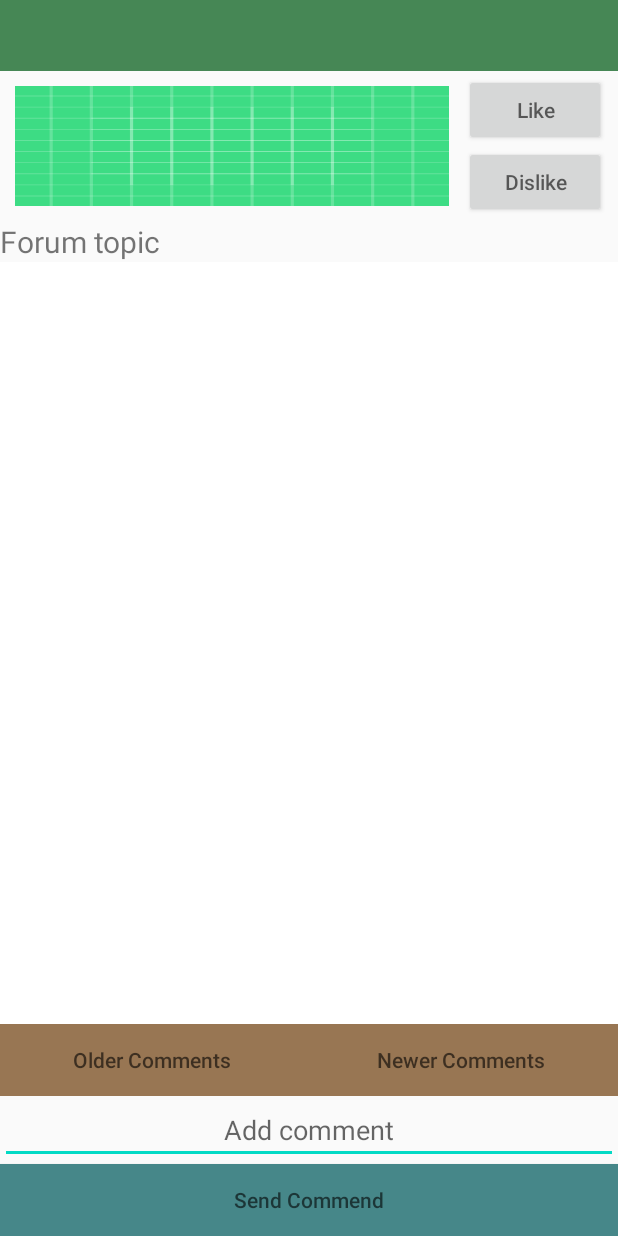
After one commit to CSE343-NEFIZZO/project, an Android app: the InnerForumActivity screen opened directly, with no data from a screen before it, on a phone screen of 412 x 824 dp. The commit adds this screen. Run offline under Robolectric (Android 15) with nearby library versions, the phone set to English and light mode, and no system bars; our stand-ins replace Firebase (no records; nobody signed in at launch, a user with empty details on screens opened directly); 3 statements that could not run were skipped.

Commit message:
complete forum

```diff
--- a/app/src/main/AndroidManifest.xml
+++ b/app/src/main/AndroidManifest.xml
@@ -9,7 +9,8 @@
         android:roundIcon="@mipmap/ic_launcher_round"
         android:supportsRtl="true"
         android:theme="@style/AppTheme">
-        <activity android:name=".AddForum"></activity>
+        <activity android:name=".InnerForumActivity"></activity>
+        <activity android:name=".AddForum" />
         <activity android:name=".OuterForumActivity" />
         <activity android:name=".Profile" />
         <activity android:name=".SignActivity" />
--- /dev/null
+++ b/app/src/main/java/com/example/nefizzo/InnerForumActivity.java
@@ -0,0 +1,164 @@
+package com.example.nefizzo;
+
+import androidx.annotation.NonNull;
+import androidx.annotation.Nullable;
+import androidx.appcompat.app.AppCompatActivity;
+
+import android.content.Intent;
+import android.os.Bundle;
+import android.util.Log;
+import android.view.View;
+import android.widget.Button;
+import android.widget.EditText;
+import android.widget.ImageView;
+import android.widget.ListView;
+import android.widget.TextView;
+import android.widget.Toast;
+
+import com.google.firebase.database.ChildEventListener;
+import com.google.firebase.database.DataSnapshot;
+import com.google.firebase.database.DatabaseError;
+import com.google.firebase.database.DatabaseReference;
+import com.google.firebase.database.FirebaseDatabase;
+import com.google.firebase.database.ValueEventListener;
+
+import java.util.ArrayList;
+import java.util.List;
+
+public class InnerForumActivity extends AppCompatActivity {
+    static List<InnerForumModel> list;
+    InnerForumAdapter adp;
+
+    ListView listView;
+    Button sendButton, prevPageButton, nextPageButton, likeButton, dislikeButton;
+    ImageView forumImage;
+    TextView caption, title;
+    String forumTitle, username, comment;
+    DatabaseReference forumRef;
+    EditText commentEdtTxt;
+
+    static List<String> names = new ArrayList<>();
+    static List<String> comments = new ArrayList<>();
+
+    @Override
+    protected void onCreate(Bundle savedInstanceState) {
+        super.onCreate(savedInstanceState);
+        setContentView(R.layout.activity_inner_forum);
+        define();
+        getValue();
+        setValue();
+        fillList();
+
+        click();
+
+    }
+
+
+
+    private void setValue() {
+        forumRef = FirebaseDatabase.getInstance().getReference("Forums/" + forumTitle);
+        forumRef.child("caption").addValueEventListener(new ValueEventListener() {
+            @Override
+            public void onDataChange(@NonNull DataSnapshot snapshot) {
+                caption.setText(snapshot.getValue().toString());
+            }
+
+            @Override
+            public void onCancelled(@NonNull DatabaseError error) {
+
+            }
+        });
+    }
+
+    private void click() {
+        sendButton.setOnClickListener(new View.OnClickListener() {
+            @Override
+            public void onClick(View v) {
+                comment = commentEdtTxt.getText().toString();
+                if (!comment.isEmpty()) {
+                    Toast.makeText(getApplicationContext(), "Comment sent.", Toast.LENGTH_LONG).show();
+                    forumRef = FirebaseDatabase.getInstance().getReference("Forums/" + forumTitle + "/comments");
+                    InnerForumModel temp = new InnerForumModel(username, comment);
+                    forumRef.child(comment).setValue(temp);
+                    commentEdtTxt.setText("");
+                    //////////////////////////devam edilecek
+                }
+                if (comment.equals("")) {
+                    Toast.makeText(getApplicationContext(), "Empty comment is not valid.", Toast.LENGTH_LONG).show();
+                }
+
+
+            }
+        });
+
+        likeButton.setOnClickListener(new View.OnClickListener() {
+            @Override
+            public void onClick(View v) {
+                Toast.makeText(getApplicationContext(), "clicked like", Toast.LENGTH_LONG).show();
+            }
+        });
+
+        dislikeButton.setOnClickListener(new View.OnClickListener() {
+            @Override
+            public void onClick(View v) {
+                Toast.makeText(getApplicationContext(), "clicked dislike", Toast.LENGTH_LONG).show();
+            }
+        });
+
+    }
+
+    private void fillList() {
+        list = new ArrayList<InnerForumModel>();
+        list.clear();
+    //    names.clear();
+    //    comments.clear();   // düzeltilecek - 2 tane yazdırıyor
+
+        forumRef = FirebaseDatabase.getInstance().getReference("Forums").child(forumTitle).child("comments");
+        forumRef.addValueEventListener(new ValueEventListener() {
+            @Override
+            public void onDataChange(@NonNull DataSnapshot snapshot) {
+                for (DataSnapshot ds : snapshot.getChildren()) {
+                    String cmnt = ds.child("comment").getValue().toString();
+                    String name = ds.child("name").getValue().toString();
+
+                    names.add(name);
+                    comments.add(cmnt);
+                }
+            }
+
+            @Override
+            public void onCancelled(@NonNull DatabaseError error) {
+
+            }
+        });
+        for(int i=0; i<names.size();++i){
+            list.add(new InnerForumModel(names.get(i),comments.get(i)));
+        }
+        Log.i("asd", String.valueOf(list.size()));
+        adp = new InnerForumAdapter(list, InnerForumActivity.this);
+        adp.notifyDataSetChanged();
+        listView.setAdapter(adp);
+
+    }
+
+    private void define() {
+        listView = (ListView) findViewById(R.id.forumList);
+        sendButton = (Button) findViewById(R.id.sendButton);
+        prevPageButton = (Button) findViewById(R.id.prevPageButton);
+        nextPageButton = (Button) findViewById(R.id.nextPageButton);
+        likeButton = (Button) findViewById(R.id.likeButton);
+        dislikeButton = (Button) findViewById(R.id.dislikeButton);
+        forumImage = (ImageView) findViewById(R.id.forumImage);
+        caption = (TextView) findViewById(R.id.caption);
+        title = (TextView) findViewById(R.id.forumTitle);
+        commentEdtTxt = (EditText) findViewById(R.id.comment);
+    }
+
+    private void getValue() {
+        Bundle intent = getIntent().getExtras();
+        username = intent.getString("userName");
+        forumTitle = intent.getString("forumTitle");
+        title.setText(forumTitle);
+    }
+
+}
--- /dev/null
+++ b/app/src/main/java/com/example/nefizzo/InnerForumAdapter.java
@@ -0,0 +1,45 @@
+package com.example.nefizzo;
+
+import android.content.Context;
+import android.view.LayoutInflater;
+import android.view.View;
+import android.view.ViewGroup;
+import android.widget.BaseAdapter;
+import android.widget.TextView;
+
+import java.util.List;
+
+public class InnerForumAdapter extends BaseAdapter {
+    List<InnerForumModel> list;
+    Context context;
+
+    public InnerForumAdapter(List<InnerForumModel> list, Context context) {
+        this.list = list;
+        this.context = context;
+    }
+
+    @Override
+    public int getCount() {
+        return list.size();
+    }
+
+    @Override
+    public Object getItem(int position) {
+        return list.get(position);
+    }
+
+    @Override
+    public long getItemId(int position) {
+        return 0;
+    }
+
+    @Override
+    public View getView(int position, View convertView, ViewGroup parent) {
+        View layout = LayoutInflater.from(context).inflate(R.layout.forumlayout, parent, false);
+        TextView userName = (TextView) layout.findViewById(R.id.userName);
+        TextView comment = (TextView) layout.findViewById(R.id.comment);
+        userName.setText(list.get(position).getName().toString());
+        comment.setText(list.get(position).getComment().toString());
+        return layout;
+    }
+}
--- /dev/null
+++ b/app/src/main/res/layout/activity_inner_forum.xml
@@ -0,0 +1,116 @@
+<?xml version="1.0" encoding="utf-8"?>
+<RelativeLayout xmlns:android="http://schemas.android.com/apk/res/android"
+    xmlns:app="http://schemas.android.com/apk/res-auto"
+    xmlns:tools="http://schemas.android.com/tools"
+    android:layout_width="match_parent"
+    android:layout_height="match_parent"
+    android:orientation="vertical"
+    tools:context="com.example.forum.MainActivity">
+
+    <TextView
+        android:id="@+id/forumTitle"
+        android:layout_width="match_parent"
+        android:layout_height="wrap_content"
+        android:layout_alignParentTop="true"
+        android:background="#468755"
+        android:gravity="center"
+        android:text="Forum Title"
+        android:textSize="35dp"
+        android:textStyle="bold"></TextView>
+
+    <LinearLayout
+        android:id="@+id/forumView"
+        android:layout_width="match_parent"
+        android:layout_height="100dp"
+        android:layout_below="@id/forumTitle"
+        android:orientation="horizontal">
+
+        <ImageView
+            android:id="@+id/forumImage"
+            android:layout_width="match_parent"
+            android:layout_height="wrap_content"
+            android:layout_margin="10dp"
+            android:layout_weight="1"
+            android:background="@drawable/ic_launcher_background"></ImageView>
+
+        <LinearLayout
+            android:layout_width="match_parent"
+            android:layout_height="match_parent"
+            android:layout_marginTop="2dp"
+            android:layout_marginRight="8dp"
+            android:layout_weight="3"
+            android:orientation="vertical">
+
+            <Button
+                android:id="@+id/likeButton"
+                android:layout_width="match_parent"
+                android:layout_height="wrap_content"
+                android:hint="Like"></Button>
+
+            <Button
+                android:id="@+id/dislikeButton"
+                android:layout_width="match_parent"
+                android:layout_height="wrap_content"
+                android:hint="Dislike"></Button>
+        </LinearLayout>
+
+    </LinearLayout>
+
+    <TextView
+        android:id="@+id/caption"
+        android:layout_width="match_parent"
+        android:layout_height="wrap_content"
+        android:layout_below="@id/forumView"
+        android:text="Forum topic"
+        android:textSize="20dp"></TextView>
+
+    <ListView
+        android:id="@+id/forumList"
+        android:layout_width="match_parent"
+        android:layout_height="wrap_content"
+        android:layout_above="@id/prevnext"
+        android:layout_below="@id/caption"
+        android:background="#fff"></ListView>
+
+    <LinearLayout
+        android:id="@+id/prevnext"
+        android:layout_width="match_parent"
+        android:layout_height="wrap_content"
+        android:layout_above="@+id/comment"
+        android:orientation="horizontal">
+
+        <Button
+            android:id="@+id/prevPageButton"
+            android:layout_width="wrap_content"
+            android:layout_height="wrap_content"
+            android:layout_weight="1"
+            android:background="#987653"
+            android:hint="Older Comments"></Button>
+
+        <Button
+            android:id="@+id/nextPageButton"
+            android:layout_width="wrap_content"
+            android:layout_height="wrap_content"
+            android:layout_weight="1"
+            android:background="#987653"
+            android:hint="Newer Comments"></Button>
+    </LinearLayout>
+
+    <EditText
+        android:id="@+id/comment"
+        android:layout_width="match_parent"
+        android:layout_height="wrap_content"
+        android:layout_above="@+id/sendButton"
+        android:hint="Add comment"
+        android:textAlignment="center"></EditText>
+
+    <Button
+        android:id="@+id/sendButton"
+        android:layout_width="match_parent"
+        android:layout_height="wrap_content"
+        android:layout_alignParentBottom="true"
+        android:background="#468789"
+        android:hint="Send Commend"></Button>
+
+
+</RelativeLayout>
```
Also changed, not shown: app/src/main/java/com/example/nefizzo/AddForum.java (+6 -6 lines), app/src/main/java/com/example/nefizzo/InnerForumModel.java (added, +27 -0 lines), app/src/main/java/com/example/nefizzo/OuterForumActivity.java (+11 -11 lines), app/src/main/java/com/example/nefizzo/OuterForumAdapter.java (renamed from app/src/main/java/com/example/nefizzo/OuterForumListAdapter.java, +7 -3 lines), app/src/main/java/com/example/nefizzo/OuterForumModel.java (+17 -6 lines), app/src/main/res/layout/forumlayout.xml (added, +31 -0 lines), 1 other file.
